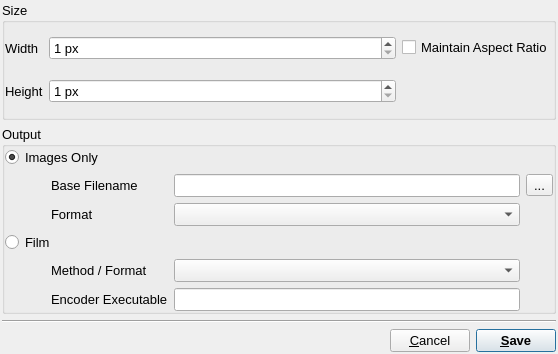
First picture: the form in src/gui/exportfilm.ui, repository trisyoungs/aten, before the edit.
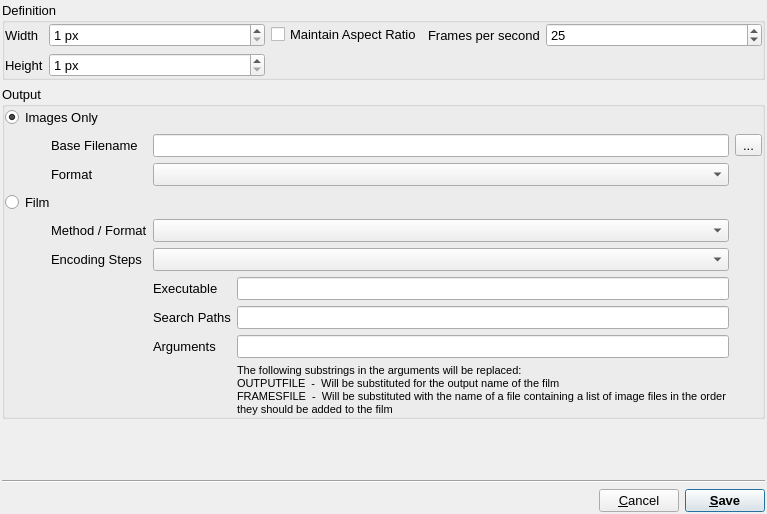
Second picture: the form after the edit. Icons and pictures are not drawn.

Commit message: Added Name parameter to ExternalCommand. SearchPaths for ExternalCommand are now expected to be comma-separated. Updated ExportFilmDialog.

Patch:
```diff
--- a/src/gui/exportfilm.ui
+++ b/src/gui/exportfilm.ui
@@ -9,8 +9,8 @@
    <rect>
     <x>0</x>
     <y>0</y>
-    <width>558</width>
-    <height>354</height>
+    <width>767</width>
+    <height>514</height>
    </rect>
   </property>
   <property name="sizePolicy">
@@ -38,12 +38,19 @@
    <item>
     <widget class="QGroupBox" name="SizeGroup">
      <property name="title">
-      <string>Size</string>
+      <string>Definition</string>
      </property>
      <layout class="QGridLayout" name="gridLayout">
       <property name="margin">
        <number>0</number>
       </property>
+      <item row="0" column="3">
+       <widget class="QLabel" name="label_5">
+        <property name="text">
+         <string>Frames per second</string>
+        </property>
+       </widget>
+      </item>
       <item row="0" column="0">
        <widget class="QLabel" name="label_2">
         <property name="text">
@@ -106,6 +113,28 @@
         </property>
        </widget>
       </item>
+      <item row="0" column="4">
+       <widget class="QSpinBox" name="FramesPerSecondSpin">
+        <property name="sizePolicy">
+         <sizepolicy hsizetype="Expanding" vsizetype="Fixed">
+          <horstretch>0</horstretch>
+          <verstretch>0</verstretch>
+         </sizepolicy>
+        </property>
+        <property name="suffix">
+         <string/>
+        </property>
+        <property name="minimum">
+         <number>1</number>
+        </property>
+        <property name="maximum">
+         <number>1000000</number>
+        </property>
+        <property name="value">
+         <number>25</number>
+        </property>
+       </widget>
+      </item>
      </layout>
     </widget>
    </item>
@@ -125,10 +154,17 @@
         </property>
        </widget>
       </item>
-      <item row="5" column="1">
-       <widget class="QLabel" name="EncoderExecutableLabel">
+      <item row="3" column="0" colspan="4">
+       <widget class="QRadioButton" name="FilmRadio">
         <property name="text">
-         <string>Encoder Executable</string>
+         <string>Film</string>
+        </property>
+       </widget>
+      </item>
+      <item row="1" column="1">
+       <widget class="QLabel" name="BasenameLabel">
+        <property name="text">
+         <string>Base Filename</string>
         </property>
        </widget>
       </item>
@@ -145,13 +181,6 @@
         </property>
        </widget>
       </item>
-      <item row="1" column="2">
-       <widget class="QLineEdit" name="BaseFilenameEdit">
-        <property name="toolTip">
-         <string>Base filename to use (will be appended by frame number)</string>
-        </property>
-       </widget>
-      </item>
       <item row="1" column="0">
        <spacer name="horizontalSpacer_2">
         <property name="orientation">
@@ -168,17 +197,49 @@
         </property>
        </spacer>
       </item>
-      <item row="1" column="3">
-       <widget class="QToolButton" name="SelectFilenameButton">
+      <item row="1" column="4">
+       <widget class="QToolButton" name="SelectBasenameButton">
         <property name="text">
          <string>...</string>
         </property>
        </widget>
       </item>
-      <item row="3" column="0" colspan="3">
-       <widget class="QRadioButton" name="radioButton">
+      <item row="1" column="2" colspan="2">
+       <widget class="QLineEdit" name="ImageBasenameEdit">
+        <property name="toolTip">
+         <string>Base filename to use (will be appended by frame number)</string>
+        </property>
+       </widget>
+      </item>
+      <item row="7" column="2">
+       <widget class="QLabel" name="CommandSearchPathsLabel">
+        <property name="sizePolicy">
+         <sizepolicy hsizetype="Minimum" vsizetype="Preferred">
+          <horstretch>0</horstretch>
+          <verstretch>0</verstretch>
+         </sizepolicy>
+        </property>
         <property name="text">
-         <string>Film</string>
+         <string>Search Paths</string>
+        </property>
+        <property name="alignment">
+         <set>Qt::AlignLeading|Qt::AlignLeft|Qt::AlignVCenter</set>
+        </property>
+       </widget>
+      </item>
+      <item row="8" column="2">
+       <widget class="QLabel" name="CommandArgumentsLabel">
+        <property name="sizePolicy">
+         <sizepolicy hsizetype="Minimum" vsizetype="Preferred">
+          <horstretch>0</horstretch>
+          <verstretch>0</verstretch>
+         </sizepolicy>
+        </property>
+        <property name="text">
+         <string>Arguments</string>
+        </property>
+        <property name="alignment">
+         <set>Qt::AlignLeading|Qt::AlignLeft|Qt::AlignVCenter</set>
         </property>
        </widget>
       </item>
@@ -189,25 +250,80 @@
         </property>
        </widget>
       </item>
-      <item row="1" column="1">
-       <widget class="QLabel" name="FilenameLabel">
-        <property name="text">
-         <string>Base Filename</string>
-        </property>
-       </widget>
+      <item row="5" column="2" colspan="2">
+       <widget class="QComboBox" name="EncoderStepCombo"/>
       </item>
-      <item row="4" column="2">
-       <widget class="QComboBox" name="EncoderCombo"/>
+      <item row="7" column="3">
+       <widget class="QLineEdit" name="CommandSearchPathsEdit"/>
       </item>
-      <item row="5" column="2">
-       <widget class="QLineEdit" name="EncoderExecutableEdit"/>
+      <item row="8" column="3">
+       <widget class="QLineEdit" name="CommandArgumentsEdit"/>
       </item>
-      <item row="2" column="2">
+      <item row="2" column="2" colspan="2">
        <widget class="QComboBox" name="ImageFormatCombo"/>
       </item>
+      <item row="5" column="1">
+       <widget class="QLabel" name="EncoderStepLabel">
+        <property name="text">
+         <string>Encoding Steps</string>
+        </property>
+       </widget>
+      </item>
+      <item row="4" column="2" colspan="2">
+       <widget class="QComboBox" name="EncodersCombo"/>
+      </item>
+      <item row="6" column="3">
+       <widget class="QLineEdit" name="CommandExecutableEdit"/>
+      </item>
+      <item row="6" column="2">
+       <widget class="QLabel" name="CommandExecutableLabel">
+        <property name="sizePolicy">
+         <sizepolicy hsizetype="Minimum" vsizetype="Preferred">
+          <horstretch>0</horstretch>
+          <verstretch>0</verstretch>
+         </sizepolicy>
+        </property>
+        <property name="text">
+         <string>Executable</string>
+        </property>
+        <property name="alignment">
+         <set>Qt::AlignLeading|Qt::AlignLeft|Qt::AlignVCenter</set>
+        </property>
+       </widget>
+      </item>
+      <item row="9" column="3">
+       <widget class="QLabel" name="label_4">
+        <property name="font">
+         <font>
+          <pointsize>8</pointsize>
+         </font>
+        </property>
+        <property name="text">
+         <string>The following substrings in the arguments will be replaced:
+OUTPUTFILE  -  Will be substituted for the output name of the film
+FRAMESFILE  -  Will be substituted with the name of a file containing a list of image files in the order they should be added to the film</string>
+        </property>
+        <property name="wordWrap">
+         <bool>true</bool>
+        </property>
+       </widget>
+      </item>
      </layout>
     </widget>
    </item>
+   <item>
+    <spacer name="verticalSpacer">
+     <property name="orientation">
+      <enum>Qt::Vertical</enum>
+     </property>
+     <property name="sizeHint" stdset="0">
+      <size>
+       <width>20</width>
+       <height>40</height>
+      </size>
+     </property>
+    </spacer>
+   </item>
    <item>
     <widget class="Line" name="line">
      <property name="orientation">
```
Left out of the diff: 2 changed lines with no effect on the pictures. The commit also changes 8 other files.
